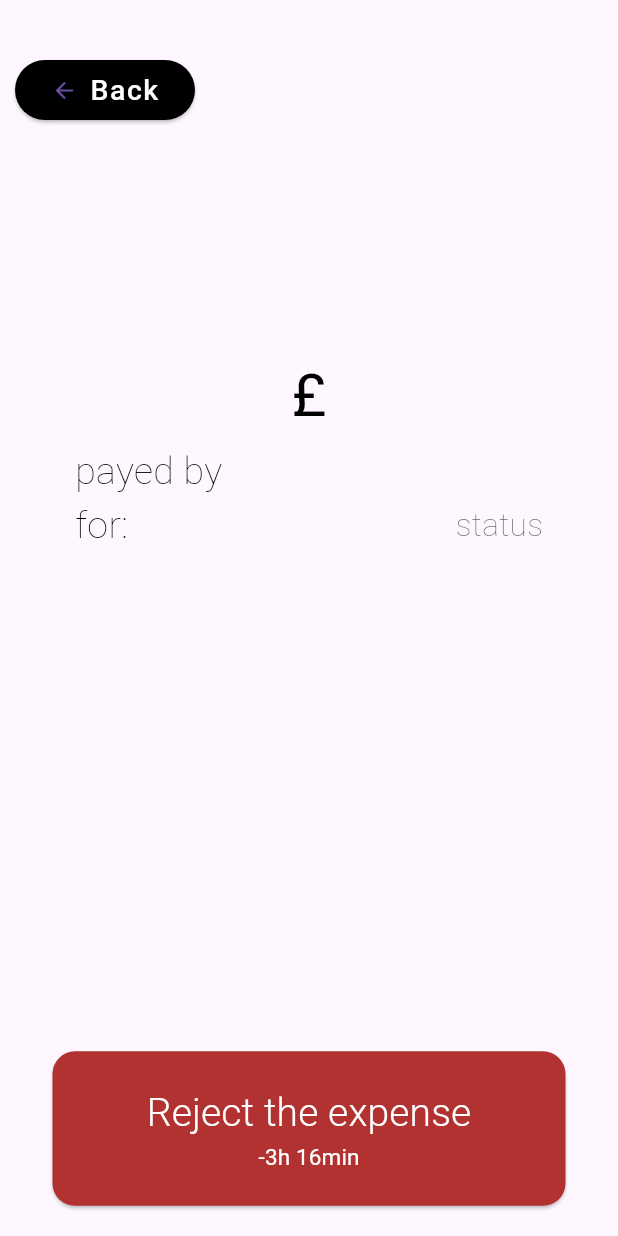
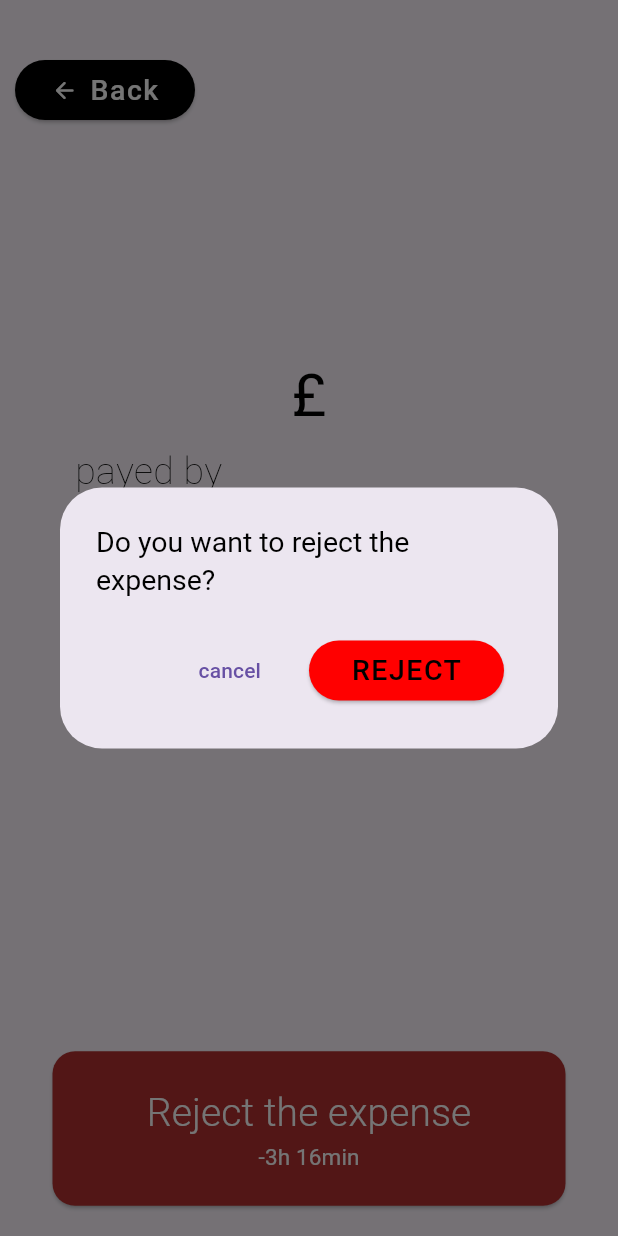
Before and after one commit to Di0nigi/hci_project, a Flutter app: the expensePage screen opened directly with empty values, after a tap on "Reject the expense", on a phone screen of 412 x 824 dp. Run offline on Flutter 3.47's test engine with Material 3 defaults, Android fonts, the phone set to English and light mode, and no system bars; our stand-ins replace fluentui_system_icons, google_fonts; Roboto replaces fonts that are missing (impact).

Commit message:
Added pop-up confirmation to reject payments

```diff
--- a/lib/views/expensePage.dart
+++ b/lib/views/expensePage.dart
@@ -89,7 +89,8 @@ class _expensePageState extends State<expensePage> {
                     child: Row(
                       mainAxisAlignment: MainAxisAlignment.spaceBetween,
                       children: [
-                        Icon(Icons.arrow_back_rounded),
+                        Icon(Icons.arrow_back_rounded,
+                          color: Colors.white,),
                         Text(
                             "Back",
                             style: TextStyle(
@@ -117,7 +118,8 @@ class _expensePageState extends State<expensePage> {
                   onPressed: () {
                     Navigator.pop(context);
                   },
-                )),
+                )
+                ),
             Padding(padding: EdgeInsets.all(20)),
             Container(
               width: width,
@@ -217,15 +219,9 @@ class _expensePageState extends State<expensePage> {
                                 fontWeight: FontWeight.w100,
                                 color: Color.fromARGB(255, 0, 0, 0)),
                           ),
-                          // Icon(Icons.check_box)
-                          Checkbox(
-                            shape: RoundedRectangleBorder(borderRadius: BorderRadius.circular(100)),
-                            value: isChecked[index],
-                            onChanged: (bool? newValue) {
-                              setState(() {
-                                isChecked[index] = newValue;
-                              });
-                            },
+                          Icon(
+                            Icons.timer,
+                            color: Color.fromARGB(255, 255, 174, 0),
                           ),
                         ]
                     ),
@@ -245,6 +241,7 @@ class _expensePageState extends State<expensePage> {
                       child: ElevatedButton(
                         onPressed: () {
                           print("rejected");
+                          openDialog();
                         },
                         child: Column(
                           mainAxisAlignment: MainAxisAlignment.center,
@@ -290,6 +287,53 @@ class _expensePageState extends State<expensePage> {
       ),
     );
   }
+
+  Future openDialog() => showDialog(
+    context: context,
+    builder: (context) => AlertDialog(
+      title: Text(
+        "Do you want to reject the expense?",
+        style: TextStyle(
+          fontFamily: "Roboto",
+          fontSize: 19,
+          color: Color.fromARGB(255, 0, 0, 0),
+        ),
+      ),
+      actions: [
+        TextButton(
+          onPressed: () {Navigator.pop(context);},
+          child: Text("cancel")
+        ),
+        TextButton(
+          onPressed: () {},
+          child:
+            Container(
+              width: 130,
+              height: 40,
+              // padding: EdgeInsets.fromLTRB(10, 0, 0, 0),
+              child: ElevatedButton(
+                child:
+                  Text(
+                    "REJECT",
+                    style: TextStyle(
+                        fontFamily: "Roboto",
+                        fontSize: 19,
+                        color: Color.fromARGB(255, 0, 0, 0),
+                        letterSpacing: 1),
+                  ),
+                style: ButtonStyle(
+                  backgroundColor: MaterialStateProperty.all<Color>(Color.fromARGB(255, 255, 0, 0)),
+                  shape: MaterialStateProperty.all<RoundedRectangleBorder>(RoundedRectangleBorder(borderRadius: BorderRadius.circular(25),),),
+                ),
+                onPressed: () {
+                  Navigator.pop(context);
+                },
+              )
+            )
+        ),
+      ],
+    ),
+  );
 }
 
 class expenseInfo {
--- a/lib/views/newExpensePage.dart
+++ b/lib/views/newExpensePage.dart
@@ -367,7 +367,7 @@ class _newExpensePage2State extends State<newExpensePage2> {
                       onPressed: () {
                         setState(() {
                           if (amountController.text != "") {
-                            var s = amountController.text;
+                            // var s = amountController.text;
 
                             //var ls = s.split(",");
                           } else {
@@ -387,7 +387,7 @@ class _newExpensePage2State extends State<newExpensePage2> {
                                     "${d.day.toString()}/${d.month.toString()}/${d.year.toString()}",
                                 author: "you",
                                 totalAmount: int.parse(price),
-                                yourAmount: (int.parse(price) /
+                                yourAmount: (int.parse(price) ~/
                                         expenseMembers.length)
                                     .toInt(),
                                 group: nowTitle);
```
